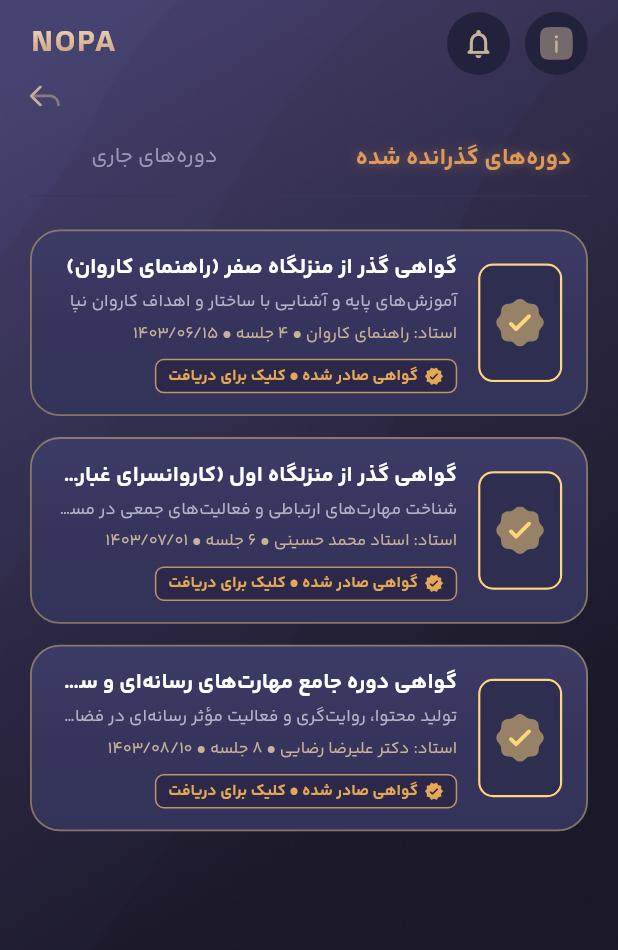
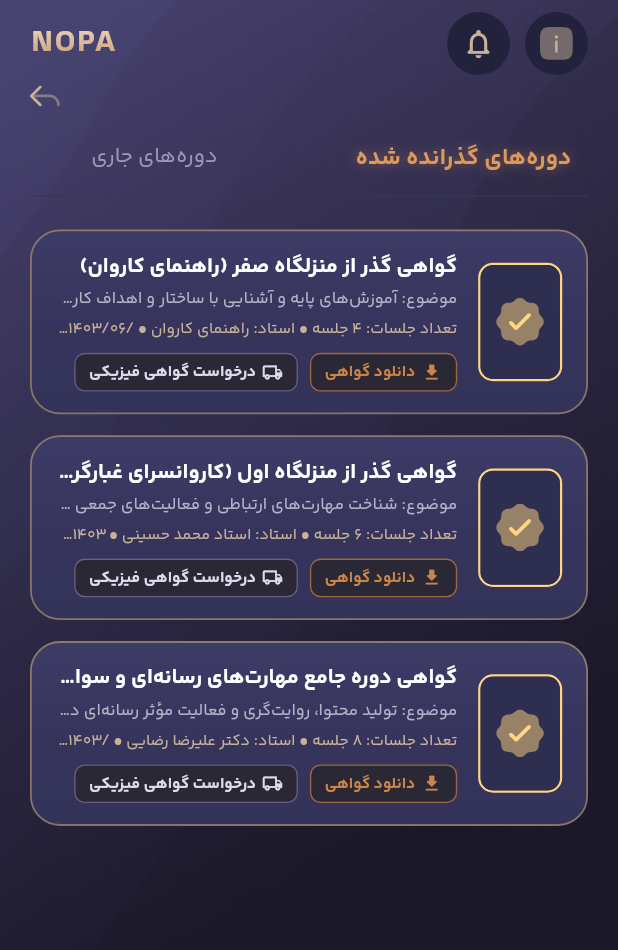
Before and after one commit to komilkomil3000-afk/nopa-project, a Flutter app: the MainScreen screen opened by its route, after a tap on "گواهی ها", on a phone screen of 412 x 824 dp. Shown: the top 950 px of the screen. Run offline on Flutter 3.47's test engine with Material 3 defaults, Android fonts, the phone set to English and light mode, and no system bars; our stand-ins replace audioplayers, cached_network_image, confetti, file_picker, flutter_secure_storage, flutter_svg and 4 more; accounts and stored records are empty; network calls fail.

Commit message:
feat: implement tickets, certificates, edit profile, and market screens

```diff
--- a/lib/screens/certificates_screen.dart
+++ b/lib/screens/certificates_screen.dart
@@ -789,12 +789,12 @@ class _CertificatesScreenState extends State<CertificatesScreen> {
 
                 const SizedBox(width: 14),
 
-                // 2. Left in RTL: Title, Details, and Status Badge
+                // 2. Left in RTL: Title, Details, and Action Buttons / Progress
                 Expanded(
                   child: Column(
                     crossAxisAlignment: CrossAxisAlignment.start,
                     children: [
-                      // Course Title
+                      // Short Title
                       Text(
                         title,
                         textAlign: TextAlign.right,
@@ -802,71 +802,109 @@ class _CertificatesScreenState extends State<CertificatesScreen> {
                         overflow: TextOverflow.ellipsis,
                         style: const TextStyle(
                           color: Colors.white,
-                          fontSize: 14.5,
+                          fontSize: 14,
                           fontWeight: FontWeight.bold,
                           fontFamily: AppTheme.fontFamily,
                         ),
                       ),
                       const SizedBox(height: 4),
 
-                      // Description / Subtitle
+                      // Topic & Sessions Count
                       Text(
-                        desc,
+                        'موضوع: $desc',
                         textAlign: TextAlign.right,
                         maxLines: 1,
                         overflow: TextOverflow.ellipsis,
                         style: const TextStyle(
                           color: Color(0xFFB5B3C8),
-                          fontSize: 11.5,
+                          fontSize: 11,
                           fontFamily: AppTheme.fontFamily,
                         ),
                       ),
-                      const SizedBox(height: 6),
+                      const SizedBox(height: 4),
 
-                      // Instructor & Session info
+                      // Sessions & Instructor info
                       Text(
-                        'استاد: $teacher • $sessionsCount ${date.isNotEmpty ? "• $date" : ""}',
+                        'تعداد جلسات: $sessionsCount • استاد: $teacher ${date.isNotEmpty ? "• $date" : ""}',
                         textAlign: TextAlign.right,
                         maxLines: 1,
                         overflow: TextOverflow.ellipsis,
                         style: const TextStyle(
                           color: Color(0xFFC7B299),
-                          fontSize: 11,
+                          fontSize: 10.5,
                           fontFamily: AppTheme.fontFamily,
                         ),
                       ),
 
                       const SizedBox(height: 8),
 
-                      // Status Badge / Progress
+                      // Action Buttons for completed courses / Progress for ongoing
                       if (isCompleted)
-                        Row(
+                        Wrap(
+                          spacing: 8,
+                          runSpacing: 6,
                           children: [
-                            Container(
-                              padding: const EdgeInsets.symmetric(horizontal: 8, vertical: 3),
+                            // 1. دانلود گواهی Button
+                            GestureDetector(
+                              onTap: () => _handleVirtualCertificate(course),
+                              child: Container(
+                                padding: const EdgeInsets.symmetric(horizontal: 9, vertical: 4.5),
                                 decoration: BoxDecoration(
-                                color: const Color(0xFF2C2849),
-                                borderRadius: BorderRadius.circular(6),
+                                  color: const Color(0xFF2A2835),
+                                  borderRadius: BorderRadius.circular(7),
                                   border: Border.all(
-                                  color: const Color(0xFFC09268),
-                                  width: 1.0,
+                                    color: const Color(0xFFCD8449).withValues(alpha: 0.7),
+                                    width: 0.9,
                                   ),
                                 ),
                                 child: const Row(
                                   mainAxisSize: MainAxisSize.min,
                                   children: [
-                                  Icon(Icons.verified_rounded, color: Color(0xFFE5A855), size: 13),
+                                    Icon(Icons.download_rounded, color: Color(0xFFCD8449), size: 14),
                                     SizedBox(width: 4),
                                     Text(
-                                    'گواهی صادر شده • کلیک برای دریافت',
+                                      'دانلود گواهی',
                                       style: TextStyle(
-                                      color: Color(0xFFE5A855),
+                                        color: Color(0xFFCD8449),
                                         fontSize: 10.5,
                                         fontWeight: FontWeight.bold,
                                         fontFamily: AppTheme.fontFamily,
                                       ),
                                     ),
                                   ],
+                                ),
+                              ),
+                            ),
+
+                            // 2. درخواست گواهی فیزیکی Button
+                            GestureDetector(
+                              onTap: () => _openPhysicalRequestDialog(course),
+                              child: Container(
+                                padding: const EdgeInsets.symmetric(horizontal: 9, vertical: 4.5),
+                                decoration: BoxDecoration(
+                                  color: const Color(0xFF2A2835),
+                                  borderRadius: BorderRadius.circular(7),
+                                  border: Border.all(
+                                    color: const Color(0xFF7A6B9E).withValues(alpha: 0.8),
+                                    width: 0.9,
+                                  ),
+                                ),
+                                child: const Row(
+                                  mainAxisSize: MainAxisSize.min,
+                                  children: [
+                                    Icon(Icons.local_shipping_outlined, color: Color(0xFFDDD9EE), size: 14),
+                                    SizedBox(width: 4),
+                                    Text(
+                                      'درخواست گواهی فیزیکی',
+                                      style: TextStyle(
+                                        color: Color(0xFFDDD9EE),
+                                        fontSize: 10.5,
+                                        fontWeight: FontWeight.bold,
+                                        fontFamily: AppTheme.fontFamily,
+                                      ),
+                                    ),
+                                  ],
+                                ),
                               ),
                             ),
                           ],
```
Also changed, not shown: lib/screens/edit_profile_screen.dart (+7 -15 lines), lib/screens/market_screen.dart (+31 -31 lines), lib/screens/tickets_screen.dart (+11 -49 lines), 1 other file. Lines whose indentation alone changed are shown as unchanged.
